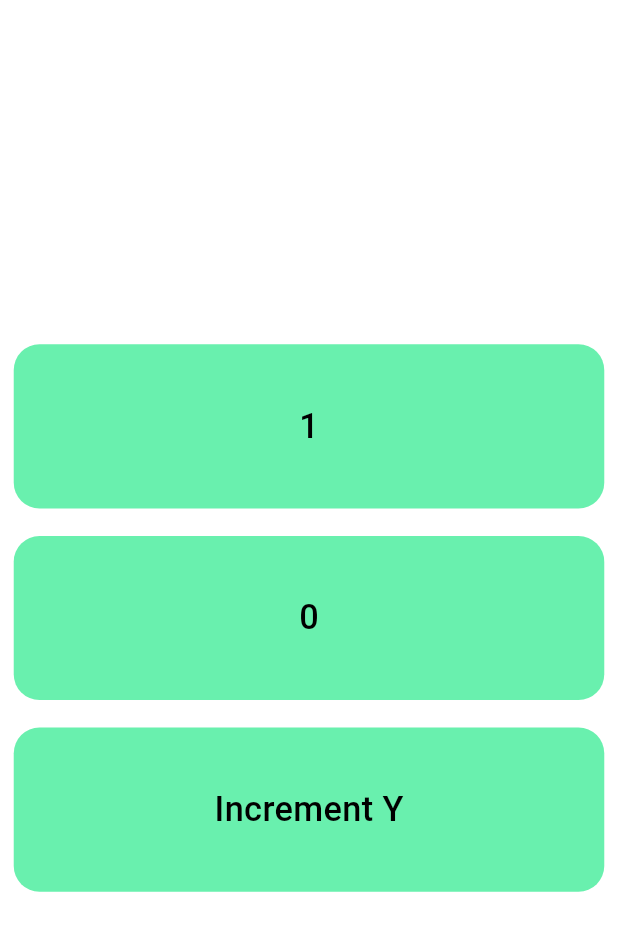
After one commit to rafiul9040devapp/Flexing-UI, a Flutter app: the StartScreen screen opened directly, after a tap on "Increase X", after a tap on "Go to Third Page", after a tap on "Go To The Next Page", on a phone screen of 412 x 824 dp. The commit adds this screen. Shown: the top 931 px of the screen. Run offline on Flutter 3.47's test engine with Material 3 defaults, Android fonts, the phone set to English and light mode, and no system bars; our stand-ins replace dio, flutter_screenutil, flutter_spinkit, get.

Commit message:
learning GetX with reactive approach

```diff
--- a/lib/learn_getx/custome_button.dart
+++ b/lib/learn_getx/custome_button.dart
@@ -25,7 +25,7 @@ class CustomButton extends StatelessWidget {
           child: Text(
             text,
             style: TextStyle(
-              color: Colors.white,
+              color: Colors.black,
               fontSize: 20.sp,
               fontWeight: FontWeight.w500,
             ),
--- /dev/null
+++ b/lib/learn_getx/fourth_page.dart
@@ -0,0 +1,30 @@
+import 'package:flexing/learn_getx/start_screen.dart';
+import 'package:flexing/learn_getx/tap_controller_for_x.dart';
+import 'package:flexing/learn_getx/tap_controller_for_y.dart';
+import 'package:flutter/material.dart';
+import 'package:get/get.dart';
+
+import 'custome_button.dart';
+
+class FourthPage extends StatelessWidget {
+   FourthPage({super.key});
+  final TapControllerForY controllerForY = Get.put(TapControllerForY());
+  @override
+  Widget build(BuildContext context) {
+    return Scaffold(
+      body: SizedBox(
+        height: MediaQuery.sizeOf(context).height,
+        width: MediaQuery.sizeOf(context).width,
+        child: Column(
+          mainAxisAlignment: MainAxisAlignment.center,
+          crossAxisAlignment: CrossAxisAlignment.center,
+          children: [
+            CustomButton(Get.find<TapControllerForX>().x.toString(), () => Get.offAll(()=>StartScreen())),
+            Obx(() => CustomButton(controllerForY.y.value.toString(), () => null)),
+            CustomButton('Increment Y', () => controllerForY.incrementY()),
+          ],
+        ),
+      ),
+    );
+  }
+}
--- a/lib/learn_getx/start_screen.dart
+++ b/lib/learn_getx/start_screen.dart
@@ -1,5 +1,8 @@
 import 'package:flexing/learn_getx/custome_button.dart';
+import 'package:flexing/learn_getx/second_screen.dart';
 import 'package:flexing/learn_getx/tap_controller_for_x.dart';
+import 'package:flexing/learn_getx/tap_controller_for_y.dart';
+import 'package:flexing/learn_getx/third_screen.dart';
 import 'package:flutter/material.dart';
 import 'package:flutter_screenutil/flutter_screenutil.dart';
 import 'package:get/get.dart';
@@ -39,9 +42,9 @@ class StartScreen extends StatelessWidget {
               },
             ),
             CustomButton('Increase X', () => controllerForX.incrementX()),
-            CustomButton('Go To Next Page ', () => null),
-            CustomButton('TAP', () => null),
-            CustomButton('TAP', () => null),
+            CustomButton('Go To Next Page ', () => Get.to(()=> const SecondScreen())),
+            CustomButton('Go to Third Page', () => Get.off(()=> ThirdScreen())),
+            CustomButton(Get.find<TapControllerForY>().y.value.toString(), () => null),
           ],
         ),
       ),
--- a/lib/learn_getx/tap_controller_for_y.dart
+++ b/lib/learn_getx/tap_controller_for_y.dart
@@ -1,12 +1,12 @@
 import 'package:get/get.dart';
 
 class TapControllerForY extends GetxController{
-  RxInt _y = 0.obs;
+  final RxInt _y = 0.obs;
   RxInt get y => _y;
   void incrementY(){
-    _y++;
+    _y.value++;
   }
   void decrementY(){
-    _y--;
+    _y.value--;
   }
 }
--- /dev/null
+++ b/lib/learn_getx/third_screen.dart
@@ -0,0 +1,28 @@
+import 'package:flexing/learn_getx/custome_button.dart';
+import 'package:flexing/learn_getx/fourth_page.dart';
+import 'package:flutter/material.dart';
+import 'package:get/get.dart';
+
+class ThirdScreen extends StatelessWidget {
+  const ThirdScreen({super.key});
+
+  @override
+  Widget build(BuildContext context) {
+    return Scaffold(
+      body: SizedBox(
+        height: MediaQuery.sizeOf(context).height,
+        width: MediaQuery.sizeOf(context).width,
+        child: Column(
+          mainAxisAlignment: MainAxisAlignment.center,
+          crossAxisAlignment: CrossAxisAlignment.center,
+          children: [
+            CustomButton(
+              'Go To The Next Page',
+              () => Get.off(() => FourthPage()),
+            )
+          ],
+        ),
+      ),
+    );
+  }
+}
--- a/lib/main.dart
+++ b/lib/main.dart
@@ -26,6 +26,7 @@ class MyApp extends StatelessWidget {
         return GetMaterialApp(
           debugShowCheckedModeBanner: false,
           title: 'Design Testing',
+          initialRoute: '/',
           theme: ThemeData(
               useMaterial3: true,
               appBarTheme: const AppBarTheme(backgroundColor: Colors.white24),
```
Also changed, not shown: lib/learn_getx/second_screen.dart (+45 -1 lines).
